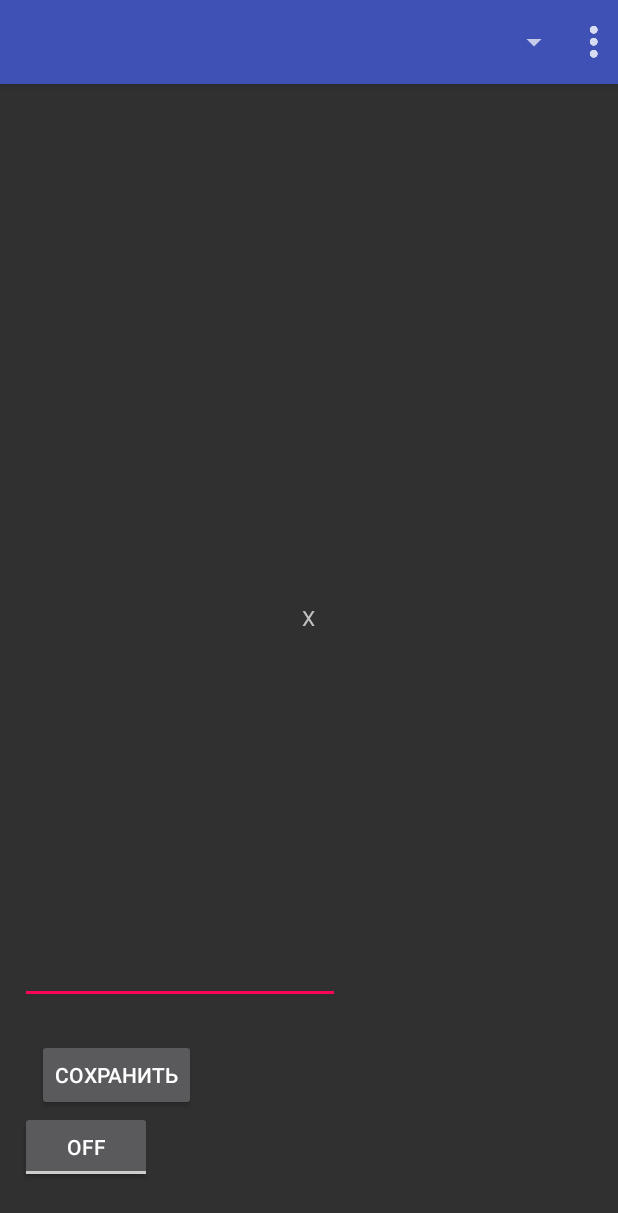
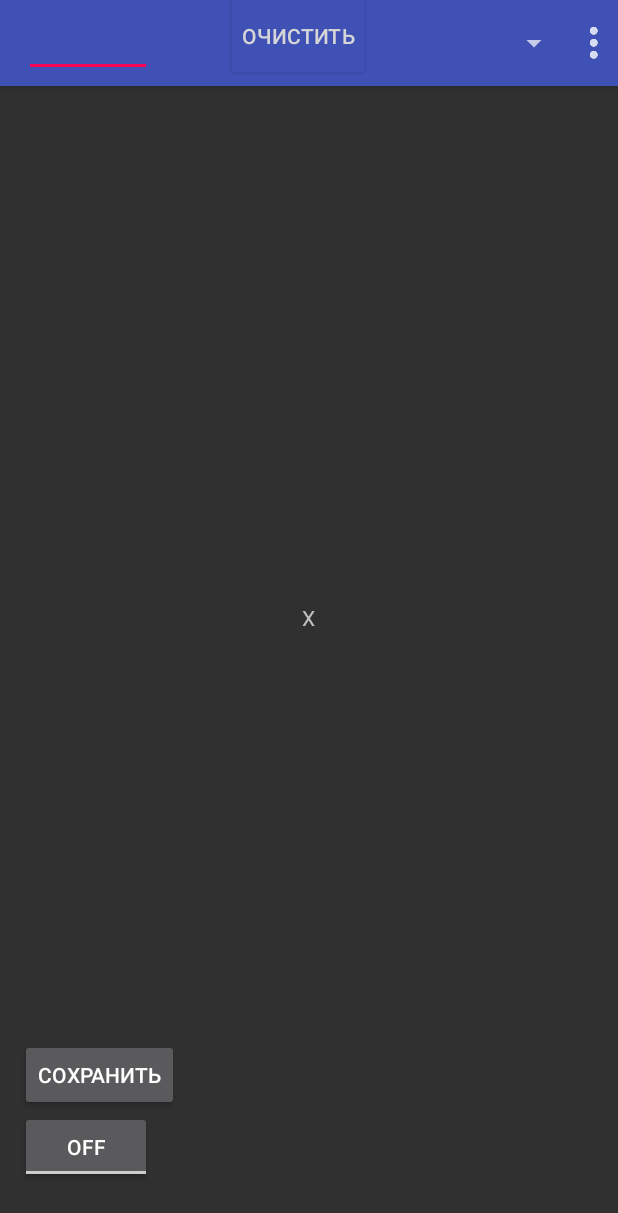
Before and after one commit to asadova/DURoutes, an Android app: the screen it shows after launch (MapsActivity), on a phone screen of 412 x 824 dp. Shown: the top 1213 px of the screen. Run offline under Robolectric (Android 15) with nearby library versions, the phone set to English and light mode, and no system bars; our stand-ins replace Firebase (no records; nobody signed in at launch, a user with empty details on screens opened directly).

Commit message:
Add clearButton and solve problems with visibility

```diff
--- a/app/src/main/res/layout/activity_maps.xml
+++ b/app/src/main/res/layout/activity_maps.xml
@@ -27,27 +27,16 @@ tools:context="com.example.duroutes.MapsActivity">
     android:layout_alignParentLeft="true"
     android:layout_alignParentStart="true" />
 
-    <EditText
-        android:layout_width="wrap_content"
-        android:layout_height="wrap_content"
-        android:inputType="textPersonName"
-        android:ems="10"
-        android:layout_above="@+id/drawRouteButton"
-        android:layout_alignLeft="@+id/drawRouteButton"
-        android:layout_alignStart="@+id/drawRouteButton"
-        android:layout_marginBottom="71dp"
-        android:id="@+id/routeName" />
+
 
     <Button
         android:text="сохранить"
         android:layout_width="wrap_content"
         android:layout_height="wrap_content"
         android:layout_above="@+id/drawRouteButton"
+        android:id="@+id/saveButton"
         android:layout_alignLeft="@+id/drawRouteButton"
-        android:layout_alignStart="@+id/drawRouteButton"
-        android:layout_marginLeft="11dp"
-        android:layout_marginStart="11dp"
-        android:id="@+id/saveButton" />
+        android:layout_alignStart="@+id/drawRouteButton" />
 
     <TextView
         android:text="X"
--- a/app/src/main/res/layout/toolbar.xml
+++ b/app/src/main/res/layout/toolbar.xml
@@ -23,7 +23,34 @@
         android:layout_alignBottom="@+id/tool_bar"
         android:layout_gravity="right"/>
 
+    <EditText
+        android:layout_width="wrap_content"
+        android:layout_height="wrap_content"
+        android:inputType="textPersonName"
+        android:ems="4"
+        android:layout_marginLeft="9dp"
+        android:layout_marginStart="9dp"
+        android:textColor="@color/tw__solid_white"
+        android:layout_above="@+id/drawRouteButton"
+        android:layout_alignLeft="@+id/drawRouteButton"
+        android:layout_alignStart="@+id/drawRouteButton"
+        android:layout_marginBottom="1dp"
+        android:id="@+id/routeName" />
 
+
+    <Button
+        android:text="очистить"
+        android:textColor="@color/tw__solid_white"
+        android:layout_width="wrap_content"
+        android:layout_height="wrap_content"
+        android:layout_above="@+id/drawRouteButton"
+        android:id="@+id/clearButton"
+        android:background="@color/colorPrimary"
+        android:layout_marginLeft="15dp"
+        android:layout_marginStart="60dp"
+        android:layout_marginBottom="9dp"
+        android:layout_alignLeft="@+id/drawRouteButton"
+        android:layout_alignStart="@+id/drawRouteButton" />
 
 
 
```
Also changed, not shown: app/src/main/java/com/example/duroutes/MapsActivity.java (+16 -3 lines).
